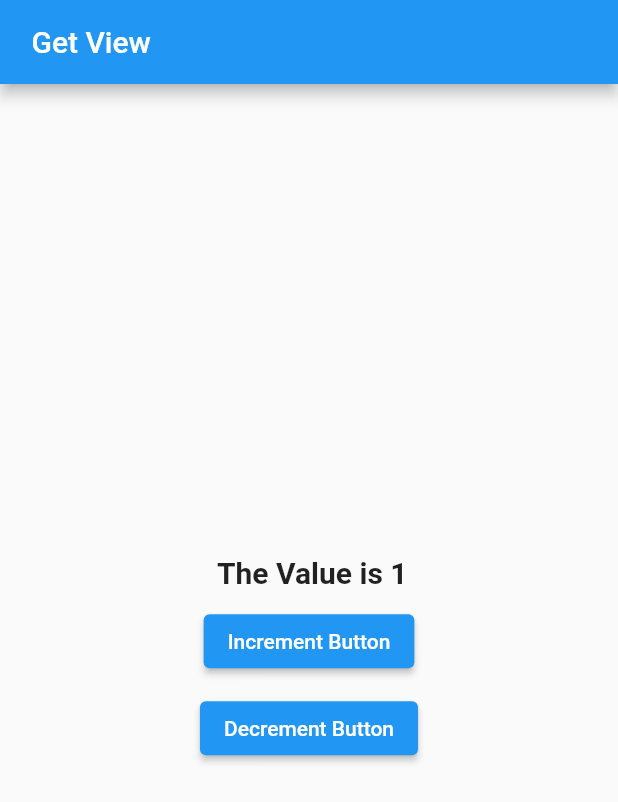
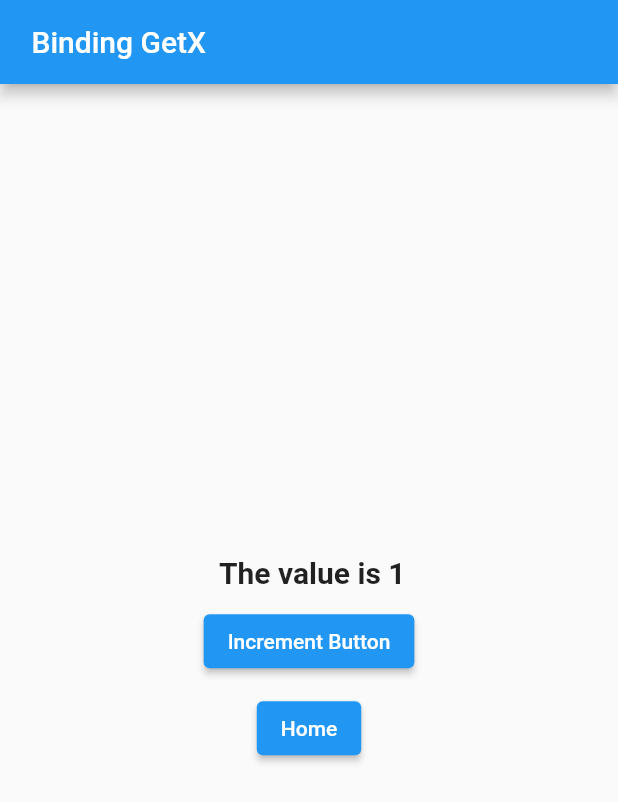
Before and after one commit to jhunderdog/ftb, a Flutter app: the screen it shows after launch, after a tap on "Increment Button", on a phone screen of 412 x 824 dp. Shown: the top 802 px of the screen. Run offline on Flutter 3.47's test engine with Material 2 defaults, Android fonts, the phone set to English and light mode, and no system bars; our stand-ins replace get.

Commit message:
Bindings

```diff
--- /dev/null
+++ b/lib/app_controller.dart
@@ -0,0 +1,9 @@
+import 'package:ftb/first_controller.dart';
+import 'package:get/get.dart';
+
+class AppController implements Bindings {
+  @override
+  void dependencies() {
+    Get.lazyPut<FirstController>(() => FirstController());
+  }
+}
--- /dev/null
+++ b/lib/first_controller.dart
@@ -0,0 +1,8 @@
+import 'package:get/get.dart';
+
+class FirstController extends GetxController {
+  var count = 0.obs;
+  void increment() {
+    count++;
+  }
+}
--- /dev/null
+++ b/lib/home_controller_binding.dart
@@ -0,0 +1,9 @@
+import 'package:ftb/home_getx.dart';
+import 'package:get/get.dart';
+
+class HomeControllerBinding implements Bindings {
+  @override
+  void dependencies() {
+    Get.put<HomegetX>(HomegetX());
+  }
+}
--- /dev/null
+++ b/lib/home_getx.dart
@@ -0,0 +1,8 @@
+import 'package:get/get.dart';
+
+class HomegetX extends GetxController {
+  var count = 0.obs;
+  void increment() {
+    count++;
+  }
+}
--- a/lib/main.dart
+++ b/lib/main.dart
@@ -1,22 +1,45 @@
 import 'package:flutter/material.dart';
+import 'package:flutter/painting.dart';
 import 'package:flutter/widgets.dart';
+import 'package:ftb/app_controller.dart';
 import 'package:ftb/controller.dart';
+import 'package:ftb/first_controller.dart';
+import 'package:ftb/home.dart';
+import 'package:ftb/home_controller_binding.dart';
+import 'package:ftb/second_controller.dart';
 import 'package:get/get.dart';
 
 void main() {
+  AppController().dependencies();
   runApp(MyApp());
 }
 
-class MyApp extends GetView<Controller> {
-  const MyApp({Key? key}) : super(key: key);
-
+class MyApp extends StatelessWidget {
   @override
   Widget build(BuildContext context) {
-    Get.put(Controller());
     return GetMaterialApp(
-      title: " GetView ",
+      initialBinding: SecondController(),
+      getPages: [
+        GetPage(
+          name: '/home',
+          page: () => Home(),
+          binding: HomeControllerBinding(),
+        ),
+      ],
+      // getPages: [
+      //   GetPage(
+      //       name: '/home',
+      //       page: () => Home(),
+      //       binding: BindingsBuilder(() => {
+      //             Get.lazyPut<HomeControllerBinding>(
+      //                 () => HomeControllerBinding())
+      //           }))
+      // ],
+      title: " Binding GetX ",
       home: Scaffold(
-        appBar: AppBar(title: const Text(" Get View")),
+        appBar: AppBar(
+          title: Text(" Binding GetX "),
+        ),
         body: Center(
           child: Column(
             mainAxisAlignment: MainAxisAlignment.center,
@@ -24,32 +47,32 @@ class MyApp extends GetView<Controller> {
             children: [
               Obx(
                 () => Text(
-                    " The Value is ${controller.count}",
-                    style: const TextStyle(
-                      fontSize: 20.0,
-                      fontWeight: FontWeight.bold,
+                  " The value is ${Get.find<FirstController>().count}",
+                  style: TextStyle(fontSize: 20.0, fontWeight: FontWeight.bold),
                 ),
               ),
-                ),
-                const SizedBox(
+              SizedBox(
                 height: 10.0,
               ),
               ElevatedButton(
                 onPressed: () {
-                      print(controller.hashCode);
-                      controller.increment();
+                  Get.find<FirstController>().increment();
                 },
-                    child: Text("Increment Button")),
-                const SizedBox(
+                child: Text("Increment Button"),
+              ),
+              SizedBox(
                 height: 10.0,
               ),
               ElevatedButton(
                 onPressed: () {
-                      print(controller.hashCode);
-                      controller.decrement();
+                  // Get.to(Home());
+                  Get.toNamed('/home');
+                  // Get.to(Home(), binding: HomeControllerBinding());
                 },
-                    child: Text("Decrement Button"))
-              ]),
+                child: Text("Home"),
+              ),
+            ],
+          ),
         ),
       ),
     );
--- /dev/null
+++ b/lib/second_controller.dart
@@ -0,0 +1,11 @@
+import 'package:ftb/first_controller.dart';
+import 'package:ftb/home_getx.dart';
+import 'package:get/get.dart';
+
+class SecondController implements Bindings {
+  @override
+  void dependencies() {
+    Get.lazyPut<FirstController>(() => FirstController());
+    Get.lazyPut<HomegetX>(() => HomegetX());
+  }
+}
```
Also changed, not shown: lib/home.dart (added, +41 -0 lines). Lines whose indentation alone changed are shown as unchanged.
